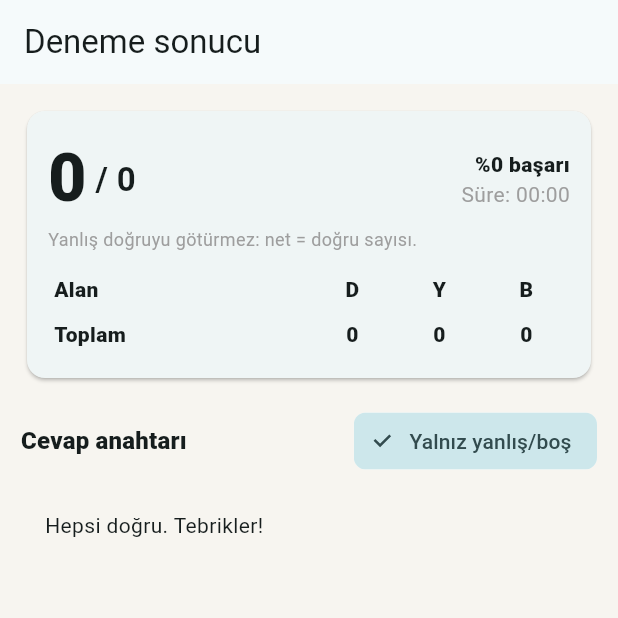
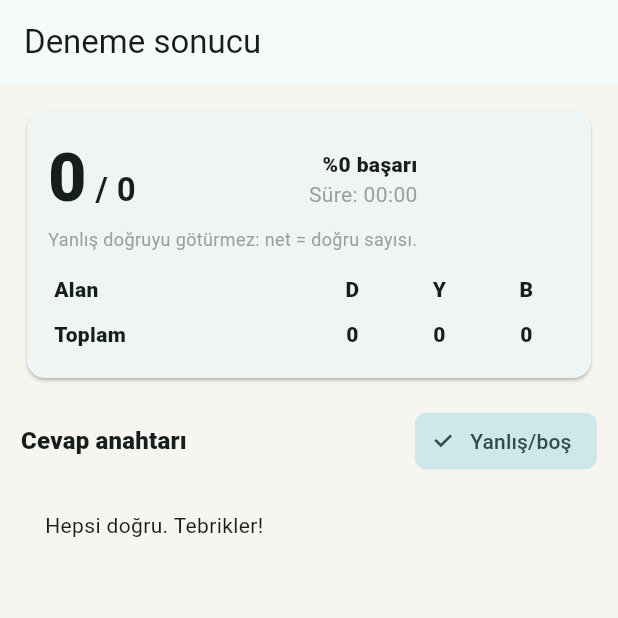
Before and after one commit to acelik912-ux/RehberMBSTS, a Flutter app: the DenemeResultScreen screen opened directly with empty values, on a phone screen of 412 x 824 dp, the top half of it. Run offline on Flutter 3.47's test engine with Material 3 defaults, Android fonts, the phone set to English and light mode, and no system bars; our stand-ins replace flutter_local_notifications, flutter_tts, image_picker, share_plus, timezone; missing offline and left inert: file_selector.

Commit message:
Deneme özetinde taşmayı gider
Co-Authored-By: Claude Opus 5.5 <noreply@anthropic.com>
Claude-Session: https://claude.ai/code/session_012n2Pf47EnR2vH5t3AKtwmH

```diff
--- a/lib/screens/deneme_screen.dart
+++ b/lib/screens/deneme_screen.dart
@@ -253,8 +253,9 @@ class _DenemeResultScreenState extends State<DenemeResultScreen> {
           const SizedBox(height: 14),
           Row(children: [
             Expanded(child: Text('Cevap anahtarı', style: Theme.of(context).textTheme.titleMedium?.copyWith(fontWeight: FontWeight.w800))),
+            const SizedBox(width: 6),
             FilterChip(
-              label: const Text('Yalnız yanlış/boş'),
+              label: const Text('Yanlış/boş'),
               selected: _onlyMistakes,
               onSelected: (v) => setState(() => _onlyMistakes = v),
             ),
@@ -291,13 +292,22 @@ class DenemeSummary extends StatelessWidget {
         padding: const EdgeInsets.all(14),
         child: Column(crossAxisAlignment: CrossAxisAlignment.start, children: [
           Row(children: [
-            Text('${r.right}', style: const TextStyle(fontSize: 44, fontWeight: FontWeight.w900)),
-            Text(' / ${r.total}', style: const TextStyle(fontSize: 22, fontWeight: FontWeight.w600)),
-            const Spacer(),
-            Column(crossAxisAlignment: CrossAxisAlignment.end, children: [
-              Text('%$pct başarı', style: const TextStyle(fontWeight: FontWeight.w800)),
-              Text('Süre: ${mmss(r.seconds)}', style: const TextStyle(color: Colors.grey)),
-            ]),
+            Expanded(
+              child: FittedBox(
+                fit: BoxFit.scaleDown,
+                alignment: Alignment.centerLeft,
+                child: Row(crossAxisAlignment: CrossAxisAlignment.baseline, textBaseline: TextBaseline.alphabetic, children: [
+                  Text('${r.right}', style: const TextStyle(fontSize: 44, fontWeight: FontWeight.w900)),
+                  Text(' / ${r.total}', style: const TextStyle(fontSize: 22, fontWeight: FontWeight.w600)),
+                ]),
+              ),
+            ),
+            Flexible(
+              child: Column(crossAxisAlignment: CrossAxisAlignment.end, children: [
+                Text('%$pct başarı', textAlign: TextAlign.right, style: const TextStyle(fontWeight: FontWeight.w800)),
+                Text('Süre: ${mmss(r.seconds)}', textAlign: TextAlign.right, style: const TextStyle(color: Colors.grey)),
+              ]),
+            ),
           ]),
           const Text('Yanlış doğruyu götürmez: net = doğru sayısı.', style: TextStyle(fontSize: 12, color: Colors.grey)),
           const SizedBox(height: 10),
--- a/lib/screens/home_screen.dart
+++ b/lib/screens/home_screen.dart
@@ -206,7 +206,7 @@ class _Countdown extends StatelessWidget {
             style: const TextStyle(fontWeight: FontWeight.w800),
           ),
         ),
-        if (last != null) Text('Son deneme: ${last.right}/${last.total}', style: const TextStyle(fontWeight: FontWeight.w600)),
+        if (last != null) Flexible(child: Text('Son deneme: ${last.right}/${last.total}', textAlign: TextAlign.right, style: const TextStyle(fontWeight: FontWeight.w600))),
       ]),
     );
   }
```
